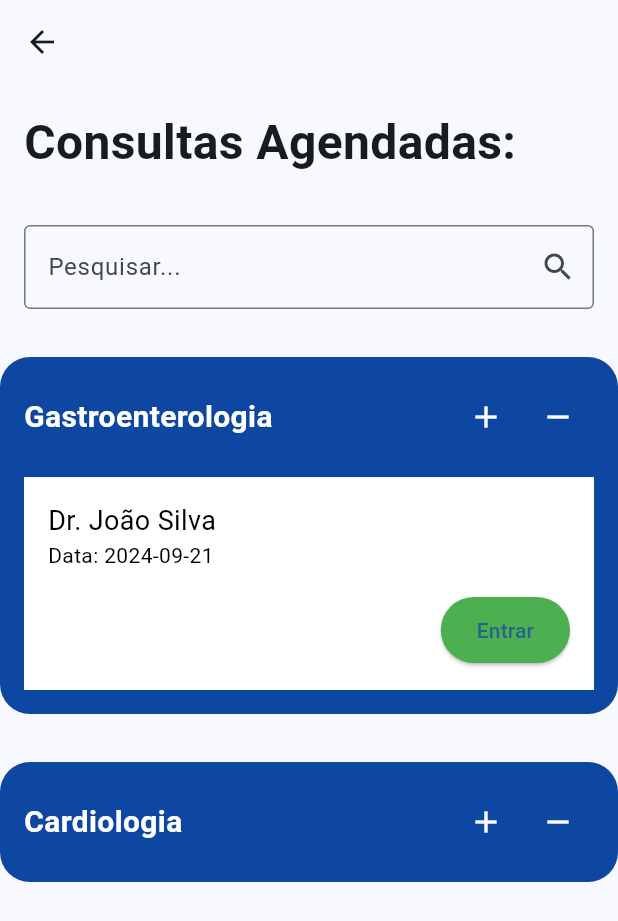
After one commit to EduardoSilvaDiniz/medlink, a Flutter app: the MyConsult screen opened by its route, after a tap on the "add" icon, on a phone screen of 412 x 824 dp. The commit adds this screen. Shown: the top 921 px of the screen. Run offline on Flutter 3.47's test engine with Material 3 defaults, Android fonts, the phone set to English and light mode, and no system bars.

Commit message:
small corrections

```diff
--- a/lib/Pagina_inicial/BarraDeBusca.dart
+++ b/lib/Pagina_inicial/BarraDeBusca.dart
@@ -4,7 +4,7 @@ class CustomSearchBar extends StatelessWidget {
   final TextEditingController controller;
   final VoidCallback onSearch;
 
-  CustomSearchBar({
+  const CustomSearchBar({super.key,
     required this.controller,
     required this.onSearch,
   });
@@ -17,9 +17,9 @@ class CustomSearchBar extends StatelessWidget {
         controller: controller,
         decoration: InputDecoration(
           hintText: 'Pesquisar...',
-          border: OutlineInputBorder(),
+          border: const OutlineInputBorder(),
           suffixIcon: IconButton(
-            icon: Icon(Icons.search),
+            icon: const Icon(Icons.search),
             onPressed: onSearch,
           ),
         ),
--- a/lib/Pagina_inicial/BarraInferiorDeNavegacao.dart
+++ b/lib/Pagina_inicial/BarraInferiorDeNavegacao.dart
@@ -4,7 +4,7 @@ class CustomBottomNavBar extends StatelessWidget {
   final int selectedIndex;
   final ValueChanged<int> onItemTapped;
 
-  CustomBottomNavBar({
+  const CustomBottomNavBar({super.key,
     required this.selectedIndex,
     required this.onItemTapped,
   });
@@ -12,7 +12,7 @@ class CustomBottomNavBar extends StatelessWidget {
   @override
   Widget build(BuildContext context) {
     return Container(
-      decoration: BoxDecoration(
+      decoration: const BoxDecoration(
         color: Colors.white,
         borderRadius: BorderRadius.vertical(top: Radius.circular(20.0)),
         boxShadow: [
--- a/lib/Pagina_inicial/BlocoDeConsultas.dart
+++ b/lib/Pagina_inicial/BlocoDeConsultas.dart
@@ -1,6 +1,8 @@
 import 'package:flutter/material.dart';
 
 class ConsultationSection extends StatefulWidget {
+  const ConsultationSection({super.key});
+
   @override
   _ConsultationSectionState createState() => _ConsultationSectionState();
 }
@@ -29,12 +31,12 @@ class _ConsultationSectionState extends State<ConsultationSection> {
 
   Widget _buildConsultationTile(String specialty, String doctor, String date, bool isExpanded, ValueChanged<bool> onExpand) {
     return Container(
-      margin: EdgeInsets.symmetric(vertical: 16.0),
+      margin: const EdgeInsets.symmetric(vertical: 16.0),
       decoration: BoxDecoration(
         color: Colors.blue[900],
         borderRadius: BorderRadius.circular(20.0),
       ),
-      padding: EdgeInsets.all(16.0),
+      padding: const EdgeInsets.all(16.0),
       child: Column(
         children: [
           Row(
@@ -42,16 +44,16 @@ class _ConsultationSectionState extends State<ConsultationSection> {
             children: [
               Text(
                 specialty,
-                style: TextStyle(color: Colors.white, fontSize: 20.0, fontWeight: FontWeight.bold),
+                style: const TextStyle(color: Colors.white, fontSize: 20.0, fontWeight: FontWeight.bold),
               ),
               Row(
                 children: [
                   IconButton(
-                    icon: Icon(Icons.add, color: Colors.white),
+                    icon: const Icon(Icons.add, color: Colors.white),
                     onPressed: () => onExpand(true),
                   ),
                   IconButton(
-                    icon: Icon(Icons.remove, color: Colors.white),
+                    icon: const Icon(Icons.remove, color: Colors.white),
                     onPressed: () => onExpand(false),
                   ),
                 ],
@@ -66,15 +68,15 @@ class _ConsultationSectionState extends State<ConsultationSection> {
 
   Widget _buildExpandedInfo(String doctor, String date) {
     return Container(
-      margin: EdgeInsets.only(top: 16.0),
-      padding: EdgeInsets.all(16.0),
+      margin: const EdgeInsets.only(top: 16.0),
+      padding: const EdgeInsets.all(16.0),
       color: Colors.white,
       child: Column(
         crossAxisAlignment: CrossAxisAlignment.start,
         children: [
-          Text(doctor, style: TextStyle(color: Colors.black, fontSize: 18.0)),
-          Text('Data: $date', style: TextStyle(color: Colors.black)),
-          SizedBox(height: 16.0),
+          Text(doctor, style: const TextStyle(color: Colors.black, fontSize: 18.0)),
+          Text('Data: $date', style: const TextStyle(color: Colors.black)),
+          const SizedBox(height: 16.0),
           Align(
             alignment: Alignment.centerRight,
             child: ElevatedButton(
@@ -82,10 +84,10 @@ class _ConsultationSectionState extends State<ConsultationSection> {
                 print('Entrando na consulta...');
               },
               style: ElevatedButton.styleFrom(
-                padding: EdgeInsets.symmetric(horizontal: 24.0, vertical: 12.0),
+                padding: const EdgeInsets.symmetric(horizontal: 24.0, vertical: 12.0),
                 backgroundColor: Colors.green,
               ),
-              child: Text('Entrar'),
+              child: const Text('Entrar'),
             ),
           ),
         ],
--- a/lib/main.dart
+++ b/lib/main.dart
@@ -1,5 +1,6 @@
 import 'package:flutter/material.dart';
 import 'package:medlink/screens/man_page.dart';
+import 'package:medlink/screens/my_consult.dart';
 import 'package:medlink/screens/payment_screen.dart';
 import 'package:medlink/screens/scheduling.dart';
 
@@ -21,6 +22,7 @@ class MyApp extends StatelessWidget {
           '/': (context) => const ManPage(),
           '/pay': (context) => const PaymentScreen(),
           '/scheduling': (context) => Scheduling(),
+          '/consult': (context) => const MyConsult(),
         });
   }
 }
--- a/lib/screens/man_page.dart
+++ b/lib/screens/man_page.dart
@@ -1,6 +1,5 @@
 import 'package:flutter/material.dart';
 import 'package:medlink/factorys/factory_body.dart';
-import 'package:medlink/screens/payment_screen.dart';
 import 'package:medlink/widgets/app_bar_manpage.dart';
 import 'package:medlink/widgets/hamburger_button.dart';
 
@@ -16,7 +15,7 @@ class _ManPageState extends State<ManPage> {
 
   List<Widget> listBody = const [
     FactoryBodyManPage(),
-    PaymentScreen(),
+    FactoryBodyManPage(),
     FactoryBodyManPage(),
   ];
   @override
--- /dev/null
+++ b/lib/screens/my_consult.dart
@@ -0,0 +1,42 @@
+import 'package:flutter/material.dart';
+
+import '../Pagina_inicial/BarraDeBusca.dart';
+import '../Pagina_inicial/BlocoDeConsultas.dart';
+
+class MyConsult extends StatefulWidget {
+  const MyConsult({super.key});
+
+  @override
+  _MyConsultState createState() => _MyConsultState();
+}
+
+class _MyConsultState extends State<MyConsult> {
+  final TextEditingController _searchController = TextEditingController();
+  final GlobalKey<ScaffoldState> _scaffoldKey = GlobalKey<ScaffoldState>();
+
+  void _onSearch() {
+    print('Searching for: ${_searchController.text}');
+  }
+
+  @override
+  Widget build(BuildContext context) {
+    return Scaffold(
+        key: _scaffoldKey,
+        appBar: AppBar(),
+        body: Column(crossAxisAlignment: CrossAxisAlignment.start, children: [
+          const Padding(
+            padding: EdgeInsets.all(16.0),
+            child: Text(
+              'Consultas Agendadas:',
+              style: TextStyle(fontSize: 32, fontWeight: FontWeight.bold),
+            ),
+          ),
+          CustomSearchBar(
+            controller: _searchController,
+            onSearch: _onSearch,
+          ),
+          const ConsultationSection(),
+          Expanded(child: Container())
+        ]));
+  }
+}
--- a/lib/widgets/grid_buttons.dart
+++ b/lib/widgets/grid_buttons.dart
@@ -15,7 +15,7 @@ class GridButtons extends StatelessWidget {
       'icon': Icons.phone_callback_outlined,
       'route': '/'
     },
-    {'title': 'MINHAS CONSULTAS', 'icon': Icons.medical_services, 'route': '/'},
+    {'title': 'MINHAS CONSULTAS', 'icon': Icons.medical_services, 'route': '/consult'},
     {'title': 'CHAT', 'icon': Icons.chat, 'route': '/'},
     {'title': 'PAGAMENTOS', 'icon': Icons.payments, 'route': '/pay'},
     {'title': 'AJUDA', 'icon': Icons.help, 'route': '/'}
```
Also changed, not shown: lib/Consultas_realizadas/BaseTela.2.dart (+5 -3 lines), lib/Consultas_realizadas/ListaConsultas.dart (+15 -13 lines), lib/Consultas_realizadas/TelaHome.dart (deleted, +0 -84 lines), lib/Consultas_realizadas/nova_tela.dart (+6 -4 lines), lib/Pagina_inicial/BarraDeAplicativo.dart (+4 -4 lines), lib/Pagina_inicial/MenuLateral.dart (+18 -16 lines), lib/consult-main.dart (deleted, +0 -19 lines), lib/widgets/buttons_navigation.dart (deleted, +0 -34 lines), lib/data/database.dart (deleted), pubspec.lock.
